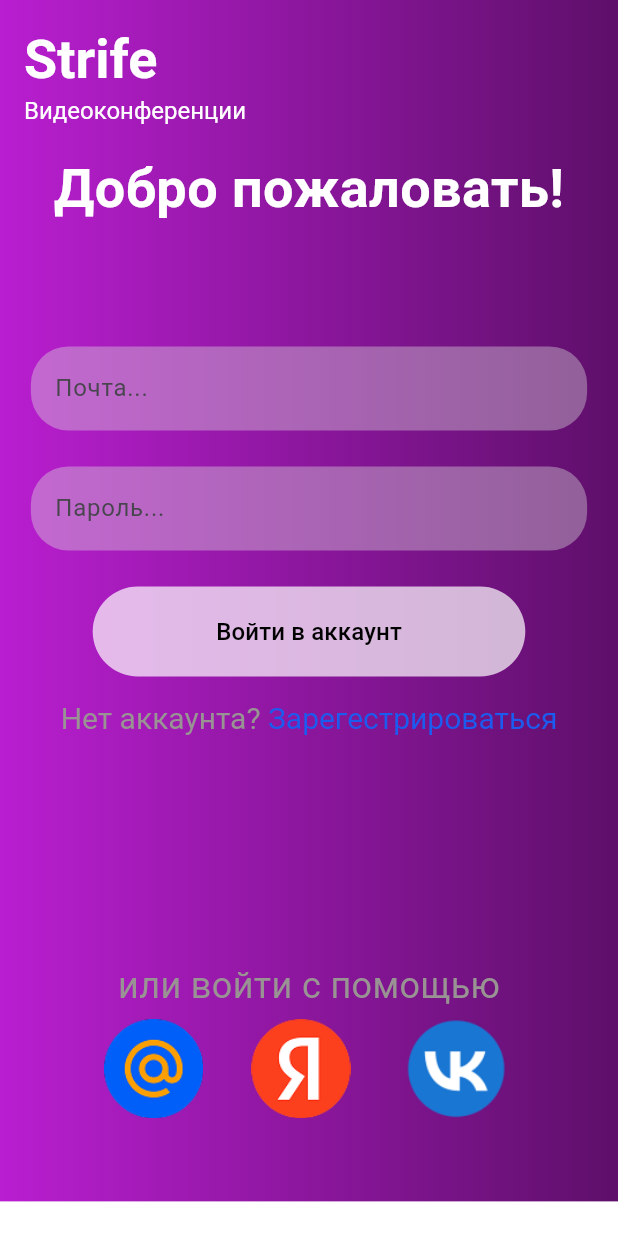
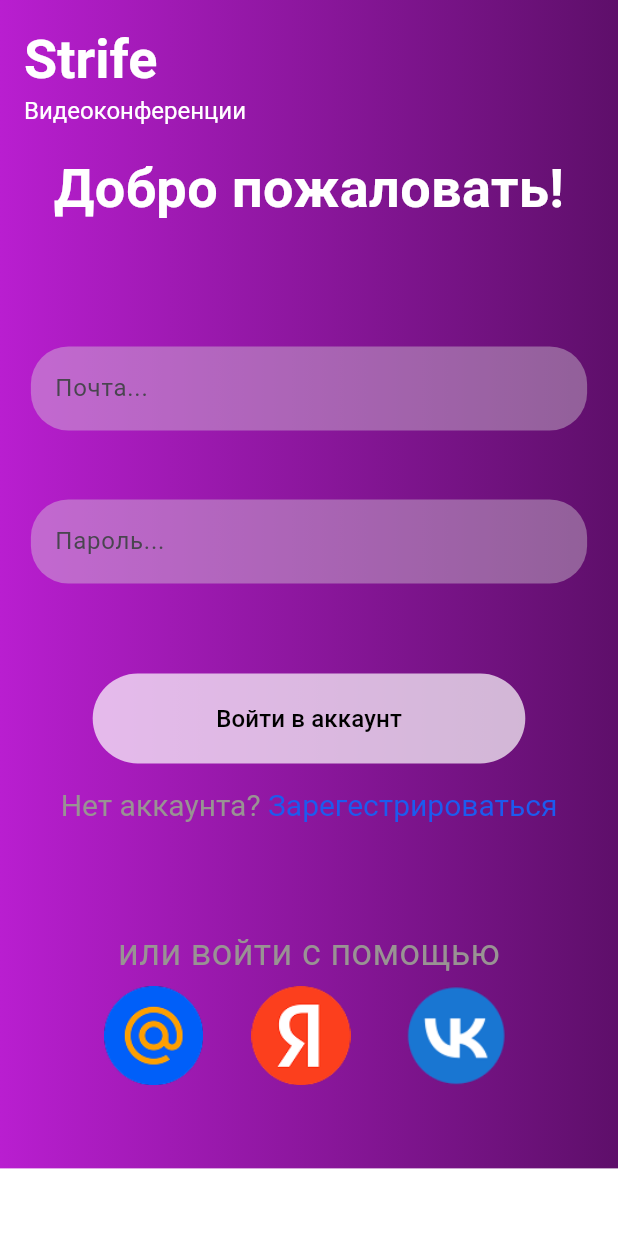
Before and after one commit to suzkikilwbdjw/strife, a Flutter app: the screen it shows after launch, on a phone screen of 412 x 824 dp. Run offline on Flutter 3.47's test engine with Material 3 defaults, Android fonts, the phone set to English and light mode, and no system bars; our stand-ins replace cloud_firestore, firebase_auth, firebase_core, flutter_bloc; missing offline and left inert: livekit_client; accounts and stored records are empty; generated files the repository leaves out were written again.

Commit message:
Update error container

```diff
--- a/lib/ui/views/login/login_view.dart
+++ b/lib/ui/views/login/login_view.dart
@@ -63,7 +63,7 @@
                   const SizedBox(height: 80),
 
                   EmailTextForm(controller: _emailController),
-                  const SizedBox(height: 24),
+                  const SizedBox(height: 10),
                   PasswordTextForm(controller: _passwordController),
                   const SizedBox(height: 24),
 
@@ -75,7 +75,7 @@
 
                   const SizedBox(height: 16),
                   const RegisterNavigationText(),
-                  const SizedBox(height: 150),
+                  const SizedBox(height: 70),
                   const Text(
                     'или войти с помощью',
                     style: TextStyle(color: Color(0xFF999393), fontSize: 24),
@@ -143,10 +143,8 @@
   Widget build(BuildContext context) {
     return SizedBox(
       width: MediaQuery.sizeOf(context).width * 0.9,
-      child: TextFormField(
-        textInputAction: TextInputAction.next,
-        controller: controller,
-        keyboardType: TextInputType.emailAddress,
+      child: FormField<String>(
+        autovalidateMode: AutovalidateMode.onUserInteraction,
         validator: (value) {
           if (value == null || value.isEmpty) return 'Пожалуйста введите почту';
           if (!RegExp(r'^[\w-\.]+@([\w-]+\.)+[\w-]{2,4}$').hasMatch(value)) {
@@ -154,6 +152,17 @@
           }
           return null;
         },
+        builder: (field) {
+          final hasError = field.errorText != null;
+
+          return Column(
+            crossAxisAlignment: CrossAxisAlignment.start,
+            children: [
+              TextField(
+                textInputAction: TextInputAction.next,
+                controller: controller,
+                keyboardType: TextInputType.emailAddress,
+                onChanged: field.didChange,
                 decoration: InputDecoration(
                   filled: true,
                   fillColor: const Color(0xFFD9D9D9).withValues(alpha: 0.4),
@@ -163,7 +172,49 @@
                   ),
                   hintText: 'Почта...',
                 ),
-        autovalidateMode: AutovalidateMode.onUserInteraction,
+              ),
+              SizedBox(
+                height: 36,
+                child: hasError
+                    ? Align(
+                        alignment: Alignment.centerLeft,
+                        child: Container(
+                          margin: const EdgeInsets.only(left: 10, top: 4),
+                          decoration: BoxDecoration(
+                            color: const Color(0xFFA60A0A),
+                            borderRadius: BorderRadius.circular(12),
+                          ),
+                          padding: const EdgeInsets.symmetric(
+                            horizontal: 10,
+                            vertical: 6,
+                          ),
+                          child: Row(
+                            mainAxisSize: MainAxisSize.min,
+                            children: [
+                              const Icon(
+                                Icons.warning_amber_rounded,
+                                size: 16,
+                                color: Colors.white,
+                              ),
+                              const SizedBox(width: 6),
+                              Flexible(
+                                child: Text(
+                                  field.errorText!,
+                                  style: const TextStyle(
+                                    color: Colors.white,
+                                    fontSize: 12,
+                                  ),
+                                ),
+                              ),
+                            ],
+                          ),
+                        ),
+                      )
+                    : const SizedBox.shrink(),
+              ),
+            ],
+          );
+        },
       ),
     );
   }
@@ -177,21 +228,75 @@
   Widget build(BuildContext context) {
     return SizedBox(
       width: MediaQuery.sizeOf(context).width * 0.9,
-      child: TextFormField(
+      child: FormField<String>(
+        autovalidateMode: AutovalidateMode.onUserInteraction,
+        validator: (value) =>
+            (value == null || value.length < 6)
+                ? 'Пароль должен содержать минимум 6 символов'
+                : null,
+        builder: (field) {
+          final hasError = field.errorText != null;
+
+          return Column(
+            crossAxisAlignment: CrossAxisAlignment.start,
+            children: [
+              TextField(
                 controller: controller,
                 obscureText: true,
-        validator: (value) =>
-            (value == null || value.length < 6) ? 'Минимум 6 символов' : null,
+                onChanged: field.didChange,
                 decoration: InputDecoration(
                   filled: true,
-          fillColor: const Color(0xFFD9D9D9).withValues(alpha: 0.4),
+                  fillColor:
+                      const Color(0xFFD9D9D9).withValues(alpha: 0.4),
                   border: const OutlineInputBorder(
                     borderSide: BorderSide.none,
                     borderRadius: BorderRadius.all(Radius.circular(25)),
                   ),
                   hintText: 'Пароль...',
                 ),
-        autovalidateMode: AutovalidateMode.onUserInteraction,
+              ),
+              SizedBox(
+                height: 36,
+                child: hasError
+                    ? Align(
+                        alignment: Alignment.centerLeft,
+                        child: Container(
+                          margin: const EdgeInsets.only(left: 10, top: 4),
+                          decoration: BoxDecoration(
+                            color: const Color(0xFFA60A0A),
+                            borderRadius: BorderRadius.circular(12),
+                          ),
+                          padding: const EdgeInsets.symmetric(
+                            horizontal: 10,
+                            vertical: 6,
+                          ),
+                          child: Row(
+                            mainAxisSize: MainAxisSize.min,
+                            children: [
+                              const Icon(
+                                Icons.warning_amber_rounded,
+                                size: 16,
+                                color: Colors.white,
+                              ),
+                              const SizedBox(width: 6),
+                              Flexible(
+                                child: Text(
+                                  field.errorText!,
+                                  style: const TextStyle(
+                                    color: Colors.white,
+                                    fontSize: 12,
+                                  ),
+                                ),
+                              ),
+                            ],
+                          ),
+                        ),
+                      )
+                    : const SizedBox.shrink(),
+              ),
+            ],
+          );
+        },
       ),
     );
   }
```
Lines whose indentation alone changed are shown as unchanged.
